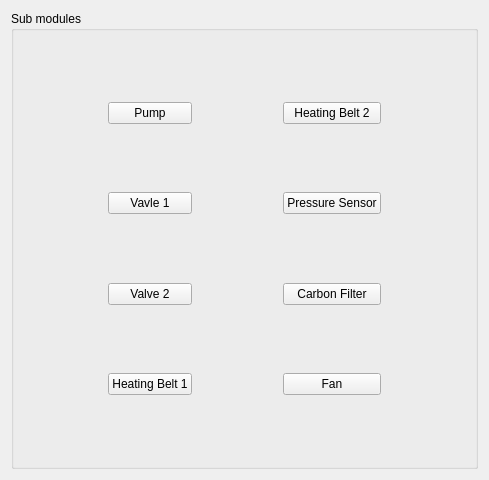
Before: the Qt Designer form ServiceSW/Master/Components/SystemTracking/Forms/LaSystem.ui in Liyezhong/Master, drawn with Qt 5.
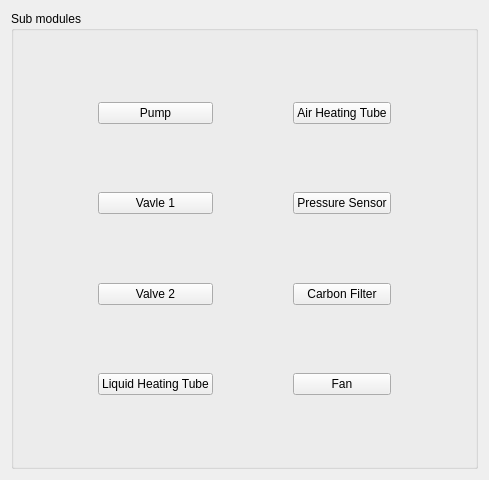
After: the same form once the commit is applied.

```diff
--- a/ServiceSW/Master/Components/SystemTracking/Forms/LaSystem.ui
+++ b/ServiceSW/Master/Components/SystemTracking/Forms/LaSystem.ui
@@ -83,14 +83,14 @@
       <item row="1" column="3">
        <widget class="QPushButton" name="modifyHeatingBelt2">
         <property name="text">
-         <string>Heating Belt 2</string>
+         <string>Air Heating Tube</string>
         </property>
        </widget>
       </item>
       <item row="7" column="1">
        <widget class="QPushButton" name="modifyHeatingBelt1">
         <property name="text">
-         <string>Heating Belt 1</string>
+         <string>Liquid Heating Tube</string>
         </property>
        </widget>
       </item>
```
